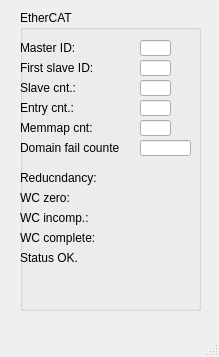
Old version of the form qt/ecmcEcExpert.ui in the repository paulscherrerinstitute/ecmccfg.
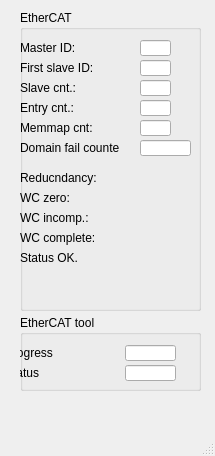
New version of the form. Custom widgets are drawn as their Qt base class.

The edit to the form file:
```diff
--- a/qt/ecmcEcExpert.ui
+++ b/qt/ecmcEcExpert.ui
@@ -6,8 +6,8 @@
    <rect>
     <x>0</x>
     <y>0</y>
-    <width>219</width>
-    <height>357</height>
+    <width>215</width>
+    <height>456</height>
    </rect>
   </property>
   <property name="windowTitle">
@@ -611,6 +611,136 @@
      </property>
     </widget>
    </widget>
+   <widget class="QGroupBox" name="groupBox">
+    <property name="geometry">
+     <rect>
+      <x>20</x>
+      <y>315</y>
+      <width>181</width>
+      <height>76</height>
+     </rect>
+    </property>
+    <property name="title">
+     <string>EtherCAT tool</string>
+    </property>
+    <widget class="caLineEdit" name="calineedit_35">
+     <property name="geometry">
+      <rect>
+       <x>105</x>
+       <y>30</y>
+       <width>51</width>
+       <height>16</height>
+      </rect>
+     </property>
+     <property name="maximumSize">
+      <size>
+       <width>16777215</width>
+       <height>18</height>
+      </size>
+     </property>
+     <property name="channel" stdset="0">
+      <string notr="true">$(SYS):m$(MasterID)-EcTool-Prgs</string>
+     </property>
+     <property name="background">
+      <color alpha="222">
+       <red>192</red>
+       <green>192</green>
+       <blue>192</blue>
+      </color>
+     </property>
+     <property name="colorMode">
+      <enum>caLineEdit::Static</enum>
+     </property>
+     <property name="precisionMode">
+      <enum>caLineEdit::User</enum>
+     </property>
+     <property name="limitsMode">
+      <enum>caLineEdit::User</enum>
+     </property>
+     <property name="unitsEnabled">
+      <bool>true</bool>
+     </property>
+    </widget>
+    <widget class="caLabel" name="calabel_68">
+     <property name="geometry">
+      <rect>
+       <x>-15</x>
+       <y>30</y>
+       <width>100</width>
+       <height>16</height>
+      </rect>
+     </property>
+     <property name="maximumSize">
+      <size>
+       <width>16777215</width>
+       <height>16</height>
+      </size>
+     </property>
+     <property name="text">
+      <string>Progress</string>
+     </property>
+    </widget>
+    <widget class="caLabel" name="calabel_69">
+     <property name="geometry">
+      <rect>
+       <x>-15</x>
+       <y>50</y>
+       <width>100</width>
+       <height>16</height>
+      </rect>
+     </property>
+     <property name="maximumSize">
+      <size>
+       <width>16777215</width>
+       <height>16</height>
+      </size>
+     </property>
+     <property name="text">
+      <string>Status</string>
+     </property>
+    </widget>
+    <widget class="caLineEdit" name="calineedit_36">
+     <property name="geometry">
+      <rect>
+       <x>105</x>
+       <y>50</y>
+       <width>51</width>
+       <height>16</height>
+      </rect>
+     </property>
+     <property name="maximumSize">
+      <size>
+       <width>16777215</width>
+       <height>18</height>
+      </size>
+     </property>
+     <property name="text">
+      <string/>
+     </property>
+     <property name="channel" stdset="0">
+      <string notr="true">$(SYS):m$(MasterID)-EcTool-Stat</string>
+     </property>
+     <property name="background">
+      <color alpha="222">
+       <red>192</red>
+       <green>192</green>
+       <blue>192</blue>
+      </color>
+     </property>
+     <property name="colorMode">
+      <enum>caLineEdit::Static</enum>
+     </property>
+     <property name="precisionMode">
+      <enum>caLineEdit::User</enum>
+     </property>
+     <property name="limitsMode">
+      <enum>caLineEdit::User</enum>
+     </property>
+     <property name="unitsEnabled">
+      <bool>true</bool>
+     </property>
+    </widget>
+   </widget>
   </widget>
   <widget class="QMenuBar" name="menubar">
    <property name="geometry">
```
Left out of the diff: 2 changed lines with no effect on the pictures.
